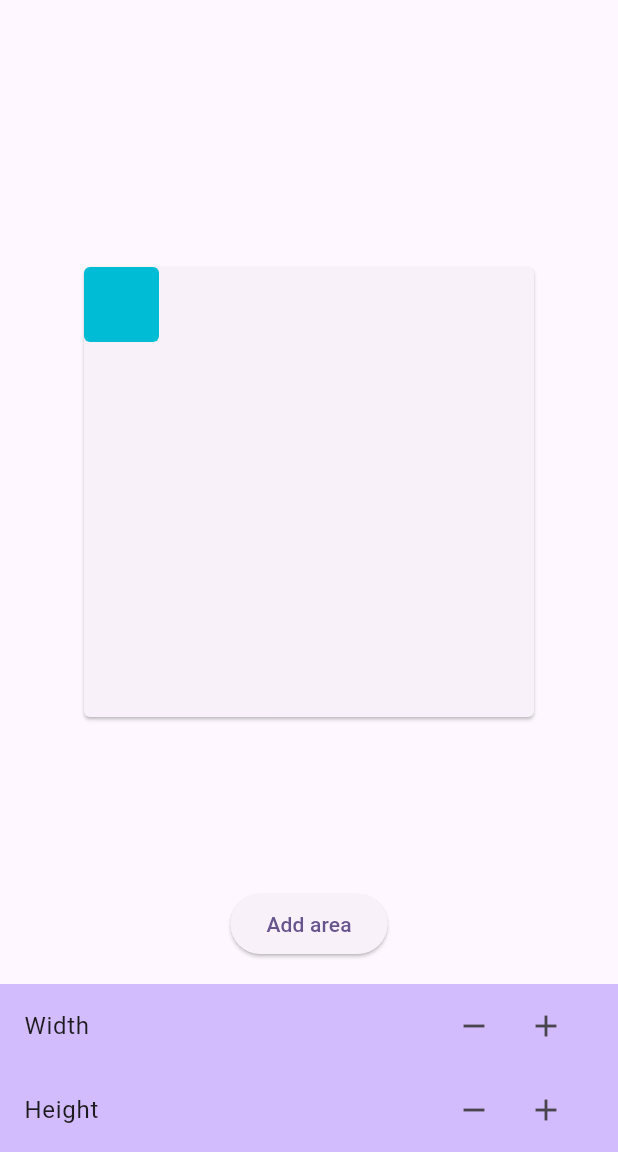
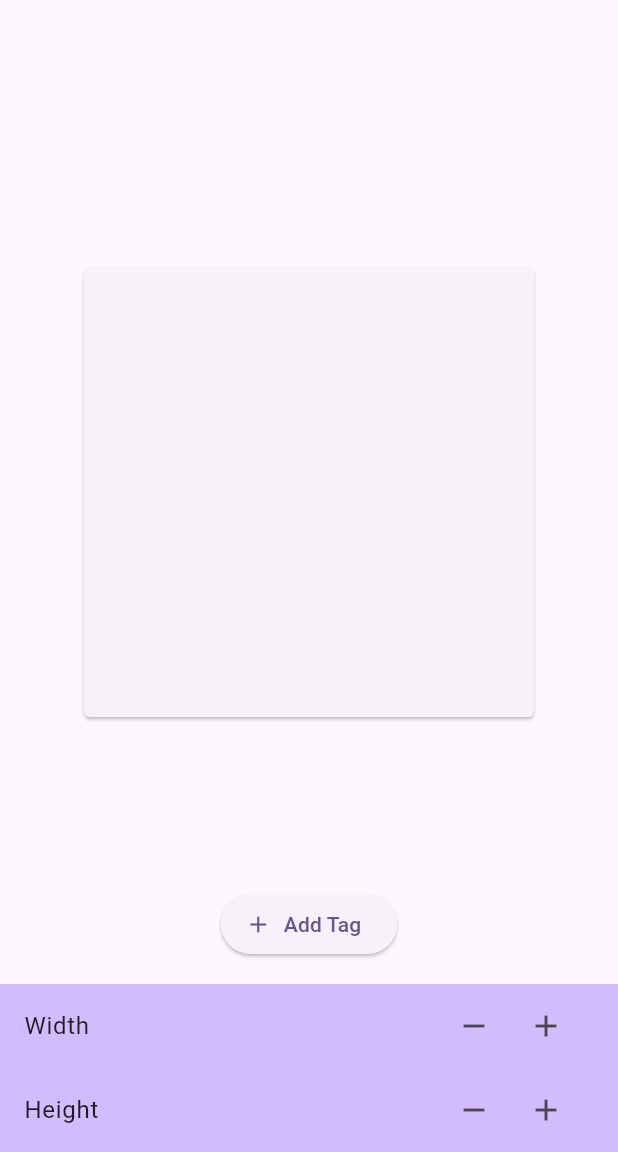
Before and after one commit to YannMancel/template_creator, a Flutter app: the screen it shows after launch, on a phone screen of 412 x 824 dp, the part 84-1236 px from its top. Run offline on Flutter 3.47's test engine with Material 3 defaults, Android fonts, the phone set to English and light mode, and no system bars.

Commit message:
feat: add tag

```diff
--- a/lib/domain/tags_logic.dart
+++ b/lib/domain/tags_logic.dart
@@ -5,7 +5,8 @@ import 'package:flutter/foundation.dart';
 import 'package:template_creator/_features.dart';
 
 abstract interface class TagsLogic {
-  ValueNotifier<Tag> get tag;
+  ValueNotifier<Tag?> get tag;
+  void addTag();
   void onDragStart({required Offset thumbPosition});
   void onDragUpdate({
     required Offset thumbPosition,
@@ -19,24 +20,33 @@ final class TagsLogicImpl implements TagsLogic {
   late math.Point<double> _thumbPosition;
 
   @override
-  final ValueNotifier<Tag> tag = ValueNotifier<Tag>(const IdleTag());
+  final ValueNotifier<Tag?> tag = ValueNotifier<Tag?>(null);
+
+  @override
+  void addTag() {
+    if (tag.value != null) return;
+    tag.value = const IdleTag();
+  }
 
   @override
   void onDragStart({required Offset thumbPosition}) {
+    assert(tag.value != null, 'tag must be not null.');
+    if (tag.value == null) return;
+
     _thumbPosition = math.Point<double>(thumbPosition.dx, thumbPosition.dy);
 
-    final isSelected = tag.value.isIntoArea(point: _thumbPosition);
-    final nextTagVersion = tag.value.when<Tag?>(
+    final isSelected = tag.value!.isIntoArea(point: _thumbPosition);
+    final nextTagVersion = tag.value!.when<Tag?>(
       idle: () => isSelected
           ? SelectedTag(
-              origin: tag.value.origin,
-              size: tag.value.size,
+              origin: tag.value!.origin,
+              size: tag.value!.size,
             )
           : null,
       selected: () => !isSelected
           ? IdleTag(
-              origin: tag.value.origin,
-              size: tag.value.size,
+              origin: tag.value!.origin,
+              size: tag.value!.size,
             )
           : null,
       //TODO manage error
@@ -52,7 +62,9 @@ final class TagsLogicImpl implements TagsLogic {
     required double maxWidth,
     required double maxHeight,
   }) {
-    if (!tag.value.isSelected) return;
+    assert(tag.value != null, 'tag must be not null.');
+    if (tag.value == null) return;
+    if (!tag.value!.isSelected) return;
 
     final delta = Offset(
       thumbPosition.dx - _thumbPosition.x,
@@ -60,14 +72,14 @@ final class TagsLogicImpl implements TagsLogic {
     );
 
     final nextOrigin = math.Point<double>(
-      (tag.value.origin.x + delta.dx)
-          .clamp(0.0, maxWidth - tag.value.size.width),
-      (tag.value.origin.y + delta.dy)
-          .clamp(0.0, maxHeight - tag.value.size.height),
+      (tag.value!.origin.x + delta.dx)
+          .clamp(0.0, maxWidth - tag.value!.size.width),
+      (tag.value!.origin.y + delta.dy)
+          .clamp(0.0, maxHeight - tag.value!.size.height),
     );
     final nextTagVersion = SelectedTag(
       origin: nextOrigin,
-      size: tag.value.size,
+      size: tag.value!.size,
     );
 
     _thumbPosition = math.Point<double>(thumbPosition.dx, thumbPosition.dy);
@@ -76,9 +88,13 @@ final class TagsLogicImpl implements TagsLogic {
 
   @override
   void onDragEnd() {
+    assert(tag.value != null, 'tag must be not null.');
+    if (tag.value == null) return;
+    if (!tag.value!.isSelected) return;
+
     final nextTagVersion = IdleTag(
-      origin: tag.value.origin,
-      size: tag.value.size,
+      origin: tag.value!.origin,
+      size: tag.value!.size,
     );
     tag.value = nextTagVersion;
   }
--- a/lib/main.dart
+++ b/lib/main.dart
@@ -17,7 +17,10 @@ class MyApp extends StatelessWidget {
         colorScheme: ColorScheme.fromSeed(seedColor: Colors.deepPurple),
         useMaterial3: true,
       ),
-      home: const HomePage(title: kAppName),
+      home: TagsLogicWidget(
+        logic: TagsLogicImpl(),
+        child: const HomePage(title: kAppName),
+      ),
     );
   }
 }
--- a/lib/presentation/home_page.dart
+++ b/lib/presentation/home_page.dart
@@ -37,9 +37,8 @@ class _HomePageState extends State<HomePage> {
   @override
   Widget build(BuildContext context) {
     final inversePrimaryColor = Theme.of(context).colorScheme.inversePrimary;
-    return TagsLogicWidget(
-      logic: TagsLogicImpl(),
-      child: Scaffold(
+    final logic = TagsLogicWidget.of(context).logic;
+    return Scaffold(
       appBar: AppBar(
         centerTitle: true,
         title: Text(widget.title),
@@ -56,9 +55,10 @@ class _HomePageState extends State<HomePage> {
                 ),
                 Padding(
                   padding: const EdgeInsets.only(bottom: 16.0),
-                    child: ElevatedButton(
-                      onPressed: () {},
-                      child: const Text('Add area'),
+                  child: ElevatedButton.icon(
+                    onPressed: logic.addTag,
+                    icon: const Icon(Icons.add),
+                    label: const Text('Add Tag'),
                   ),
                 ),
               ],
@@ -83,7 +83,6 @@ class _HomePageState extends State<HomePage> {
             ),
           ),
         ],
-        ),
       ),
     );
   }
--- a/lib/presentation/template_widget.dart
+++ b/lib/presentation/template_widget.dart
@@ -41,10 +41,11 @@ class TemplateWidget extends StatelessWidget {
               onVerticalDragEnd: (_) => logic.onDragEnd(),
               child: Stack(
                 children: <Widget>[
-                  ValueListenableBuilder<Tag>(
+                  ValueListenableBuilder<Tag?>(
                     valueListenable: logic.tag,
                     builder: (_, tag, __) {
-                      return Positioned(
+                      return tag != null
+                          ? Positioned(
                               left: tag.origin.x,
                               top: tag.origin.y,
                               child: DecoratedBox(
@@ -54,7 +55,8 @@ class TemplateWidget extends StatelessWidget {
                                 ),
                                 child: SizedBox.fromSize(size: tag.size),
                               ),
-                      );
+                            )
+                          : const SizedBox.shrink();
                     },
                   ),
                 ],
```
Lines whose indentation alone changed are shown as unchanged.
